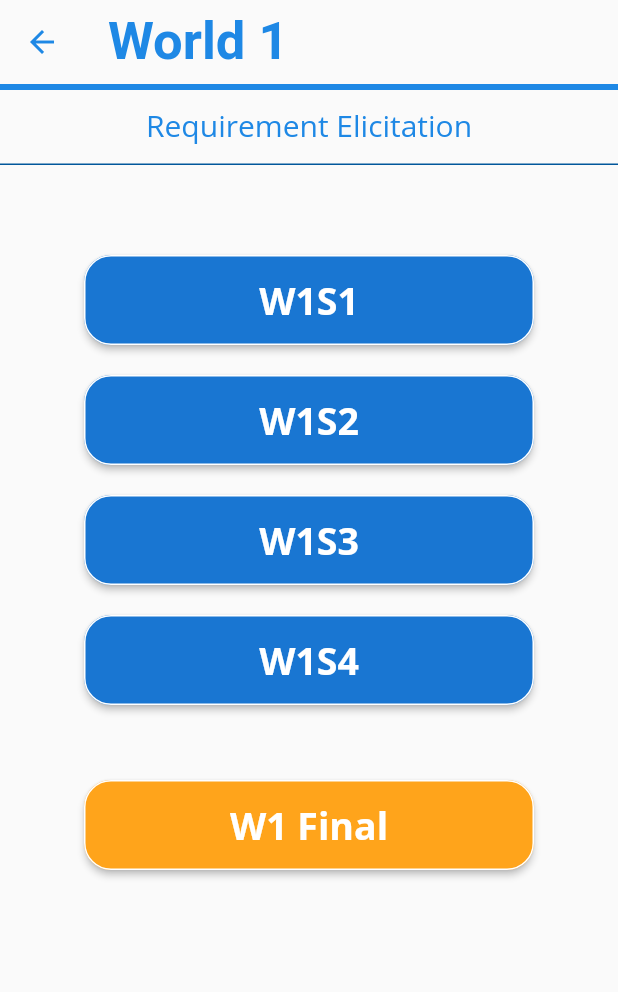
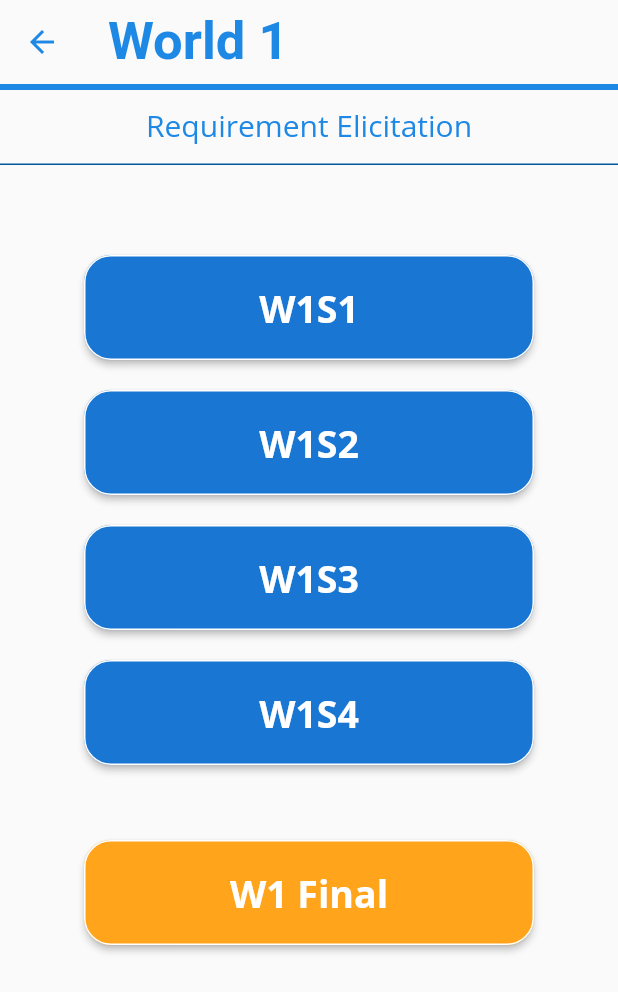
Before and after one commit to guptajay/SSADPro, a Flutter app: the WorldUI screen opened directly, after a tap on an icon or button, on a phone screen of 412 x 824 dp. Shown: the top 992 px of the screen. Run offline on Flutter 3.47's test engine with Material 2 defaults, Android fonts, the phone set to English and light mode, and no system bars; our stand-ins replace firebase_auth, google_sign_in, simple_animations; accounts and stored records are empty.

Commit message:
bug fixes

```diff
--- a/ssad_pro/lib/view/section.dart
+++ b/ssad_pro/lib/view/section.dart
@@ -75,7 +75,7 @@ SizedBox SectionBox(String Boxname, Color color, BuildContext cont) {
       shape: RoundedRectangleBorder(
           borderRadius: BorderRadius.circular(18.0),
           side: BorderSide(color: Colors.white)),
-      padding: EdgeInsets.fromLTRB(0, 5, 0, 5),
+      padding: EdgeInsets.fromLTRB(0, 10, 0, 10),
       textColor: Colors.white,
       color: color,
       onPressed: () {
--- a/ssad_pro/lib/view/world_ui.dart
+++ b/ssad_pro/lib/view/world_ui.dart
@@ -194,7 +194,7 @@ Stack WorldBox(String WorldID, BuildContext cont, List<bool> unlockedList,
             shape: RoundedRectangleBorder(
                 borderRadius: BorderRadius.circular(18.0),
                 side: BorderSide(color: Colors.white)),
-            padding: EdgeInsets.fromLTRB(0, 5, 0, 5),
+            padding: EdgeInsets.fromLTRB(0, 10, 0, 10),
             textColor: Colors.white,
             color: Colors.blue[700],
             onPressed: () {
@@ -262,7 +262,7 @@ Stack WorldBox(String WorldID, BuildContext cont, List<bool> unlockedList,
             shape: RoundedRectangleBorder(
                 borderRadius: BorderRadius.circular(18.0),
                 side: BorderSide(color: Colors.white)),
-            padding: EdgeInsets.fromLTRB(0, 5, 0, 5),
+            padding: EdgeInsets.fromLTRB(0, 10, 0, 10),
             textColor: Colors.white,
             color: Colors.red[400],
             onPressed: () {},
```
Also changed, not shown: 1 other file.
